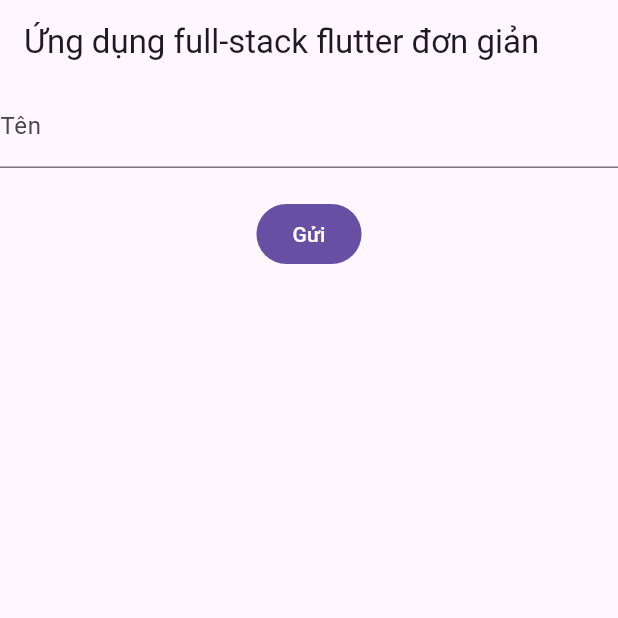
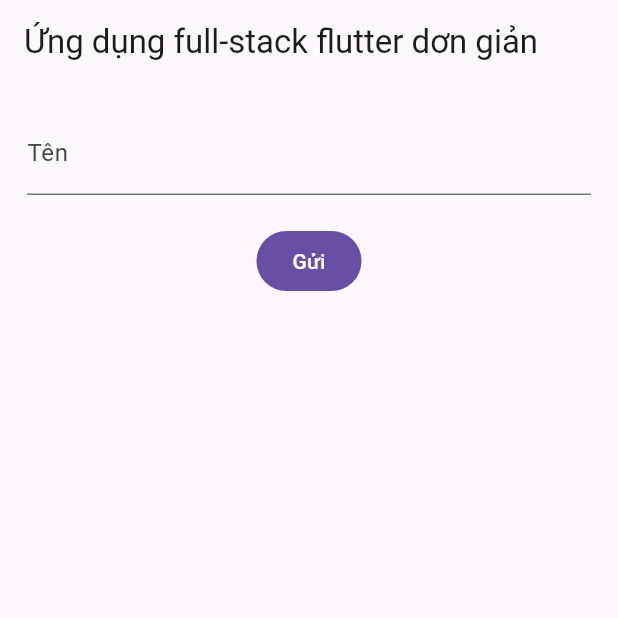
Before and after one commit to vudinhhoang-2003/simple_flutter_project, a Flutter app: the screen it shows after launch, on a phone screen of 412 x 824 dp, the top half of it. Run offline on Flutter 3.47's test engine with Material 3 defaults, Android fonts, the phone set to English and light mode, and no system bars.

Commit message:
Cập nhật

```diff
--- a/frontend/lib/main.dart
+++ b/frontend/lib/main.dart
@@ -3,26 +3,27 @@ import 'dart:convert';
 import 'package:flutter/material.dart';
 import 'package:http/http.dart' as http;
 
+//Hàm main là điểm bắt đầu của ứng dụng
 void main() {
-  runApp(const MainApp());
+  runApp(const MainApp()); // chạy ứng dụng vơi widget MainApp
 }
 
-/// Widget MainApp là widget gốc của ứng dụng, sử dụng một StatelessWidget
+///Widget MainApp là widget gốc của ứng dụng, sử dụng StatelessWidget
 class MainApp extends StatelessWidget {
   const MainApp({super.key});
 
   @override
   Widget build(BuildContext context) {
     return const MaterialApp(
-      debugShowCheckedModeBanner: false,
-      title: 'Ứng dụng full-stack flutter đơn giản',
+      debugShowCheckedModeBanner: false, //tắt biểu tượng debug ở góc phải trên
+      title: 'Ứng dụng full-stack flutter dơn giản',
       home: MyHomePage(),
     );
   }
 }
 
-// Widget MyHomePage là trang chính của ứng dụng, sử dụng StatefulWidget
-// để quản lý trạng thái do có nội dung cần thay đổi trên trang này
+///Widget MyHomePage là trang chính của ứng dụng, sử dụng StateWidget
+///để quản lý trạng thái do có nội dung cần thay đổi trên trang này
 class MyHomePage extends StatefulWidget {
   const MyHomePage({super.key});
 
@@ -30,47 +31,49 @@ class MyHomePage extends StatefulWidget {
   State<MyHomePage> createState() => _MyHomePageState();
 }
 
-// Lớp state cho MyHomePage
+///Lớp state cho MyHomePage
 class _MyHomePageState extends State<MyHomePage> {
-  // Controller để lấy dữ liệu từ Widget TextField
+  ///Controller để lấy dữ liệu từ Widget Text Field
   final controller = TextEditingController();
 
-  // Biến để lưu thông điệp phản hồi từ server
-
+  ///Biến để lưu thông điệp phản hồi từ server
   String responseMessage = '';
 
-//Hàm để gửi tên tới server
+  ///Hàm để gửi tên đến server
   Future<void> sendName() async {
-    // Lấy tên từ TextField
+    //lấy tên từ TextField
     final name = controller.text;
-
-    //Sau khi lấy được tên thì xóa nội dung trong controller
+    //in thử ra màn hình
     controller.clear();
 
-    // Endpoint submit
-    final url = Uri.parse('http://localhost:8080/api/v1/submit');
+    //Endpoint submit của server
+    final url = Uri.parse('http://192.168.0.113:8080/api/v1/submit');
     try {
-      //Gửi yêu cầu POST tới server
+      //Gửi  yêu cầu POST tới server
       final response = await http
           .post(
             url,
             headers: {'Content-Type': 'application/json'},
             body: json.encode({'name': name}),
           )
-          .timeout(Duration(seconds: 10));
-
+          .timeout(const Duration(seconds: 10));
+      //Kiểm tra nếu phản hồi có nội dung
       if (response.body.isNotEmpty) {
+        //Giai mã phản hồi từ server
         final data = json.decode(response.body);
 
+        //Cập nhật trạng thái với thông điệp nhận được từ server
         setState(() {
           responseMessage = data['message'];
         });
       } else {
+        //Phản hồi không có nội dung
         setState(() {
           responseMessage = 'Không nhận được phản hồi từ server';
         });
       }
     } catch (e) {
+      //Xử lý lỗi kết nối hoặc lỗi khác
       setState(() {
         responseMessage = 'Đã xảy ra lỗi: ${e.toString()}';
       });
@@ -80,28 +83,28 @@ class _MyHomePageState extends State<MyHomePage> {
   @override
   Widget build(BuildContext context) {
     return Scaffold(
-      appBar: AppBar(
-        title: Text('Ứng dụng full-stack flutter đơn giản'),
-      ),
-      body: Column(
+      appBar: AppBar(title: const Text('Ứng dụng full-stack flutter dơn giản')),
+      body: Padding(
+        padding: const EdgeInsets.all(18.0),
+        child: Column(
           children: [
             TextField(
               controller: controller,
-            decoration: InputDecoration(labelText: 'Tên'),
+              decoration: const InputDecoration(labelText: 'Tên'),
             ),
-          SizedBox(height: 20),
+            const SizedBox(height: 20),
             FilledButton(
               onPressed: sendName,
-            child: Text('Gửi'),
+              child: const Text('Gửi'),
             ),
-          //Hiển thị thông điệp phản hồi server
+            //Hiển thị thông điệp phản hồi từ server
             Text(
               responseMessage,
               style: Theme.of(context).textTheme.titleLarge,
             )
           ],
         ),
+      ),
     );
   }
 }
-///
```
Also changed, not shown: 1 other file. Lines whose indentation alone changed are shown as unchanged.
